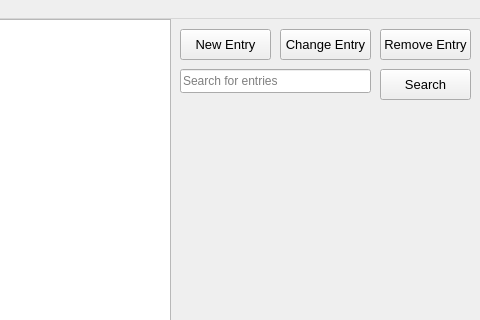
First picture: the form in mainwindow.ui, repository Larsos099/CipherNest, before the edit; both pictures show x 320 to 800 and y 0 to 320 of the 800 by 600 pixel window.
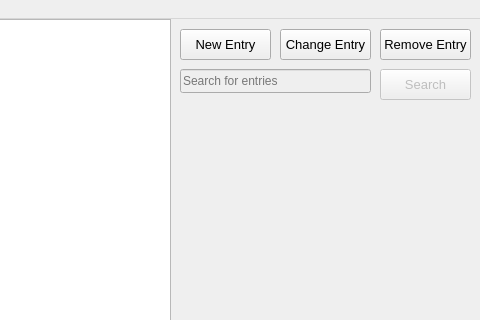
Second picture: the form after the edit.

Commit message: search is to-do

What changed in the file:
```diff
--- a/mainwindow.ui
+++ b/mainwindow.ui
@@ -91,6 +91,9 @@
     </property>
    </widget>
    <widget class="QLineEdit" name="search_entry">
+    <property name="enabled">
+     <bool>false</bool>
+    </property>
     <property name="geometry">
      <rect>
       <x>500</x>
@@ -104,6 +107,9 @@
     </property>
    </widget>
    <widget class="QPushButton" name="search_btn">
+    <property name="enabled">
+     <bool>false</bool>
+    </property>
     <property name="geometry">
      <rect>
       <x>700</x>
```
